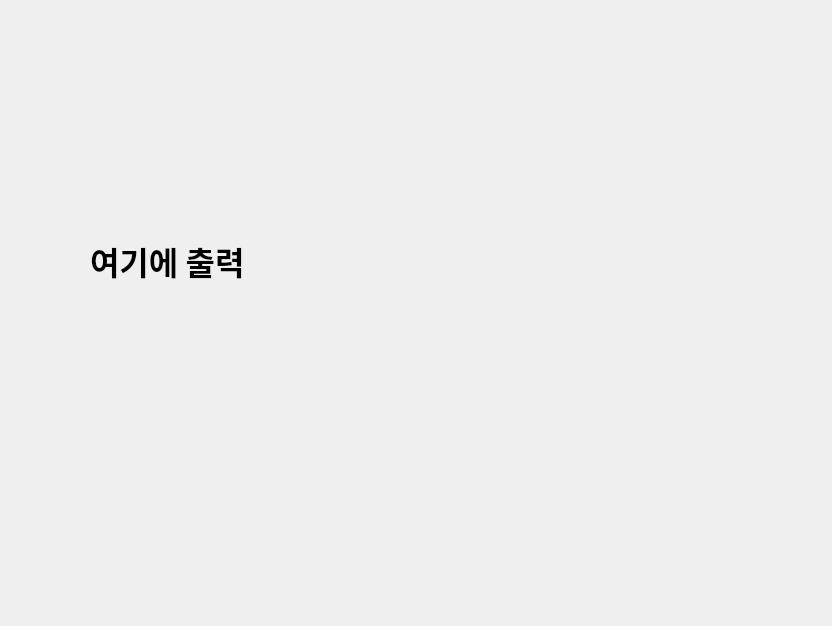
The window that DemoForm.ui (letme0922/python) describes before a commit, drawn with Qt 5.
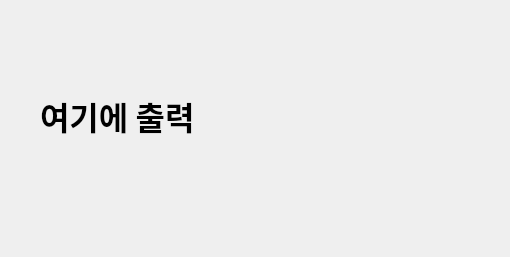
The same window after the commit.

Patch:
```diff
--- a/DemoForm.ui
+++ b/DemoForm.ui
@@ -6,8 +6,8 @@
    <rect>
     <x>0</x>
     <y>0</y>
-    <width>832</width>
-    <height>626</height>
+    <width>510</width>
+    <height>257</height>
    </rect>
   </property>
   <property name="windowTitle">
@@ -16,10 +16,10 @@
   <widget class="QLabel" name="label">
    <property name="geometry">
     <rect>
-     <x>90</x>
-     <y>80</y>
-     <width>601</width>
-     <height>361</height>
+     <x>40</x>
+     <y>70</y>
+     <width>411</width>
+     <height>91</height>
     </rect>
    </property>
    <property name="font">
```
